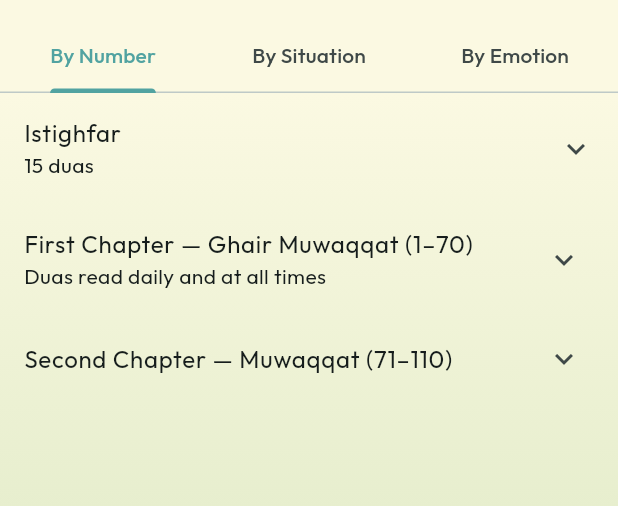
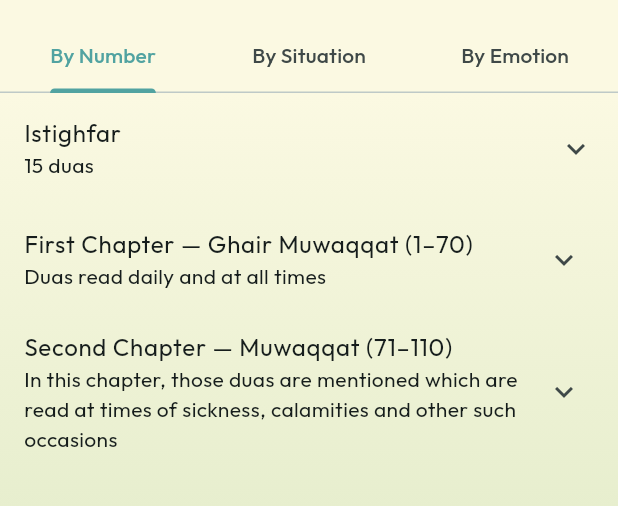
Before and after one commit to imtiazitp-stack/bayan-ud-dua, a Flutter app: the BrowseScreen screen opened directly, on a phone screen of 412 x 824 dp, the part 63-569 px from its top. Run offline on Flutter 3.47's test engine with Material 3 defaults, Android fonts, the phone set to English and light mode, and no system bars; our stand-ins replace google_fonts, just_audio, share_plus, shared_preferences; accounts and stored records are empty.

Commit message:
Update browse_screen.dart

```diff
--- a/lib/screens/browse_screen.dart
+++ b/lib/screens/browse_screen.dart
@@ -66,38 +66,19 @@ class BrowseScreen extends StatelessWidget {
 class _NumberList extends StatelessWidget {
   const _NumberList();
 
-  static const _sicknessCalamityLabel =
-      'Duas read at times of sickness, calamities and other such occasions';
-  static const _sicknessCalamitySituations = {
-    'Dua for pain and illness',
-    'Dua for a person who becomes frail due to severe illness or difficulty',
-    'When afflicted with great calamity',
-    'Dua for times of grief and worry',
-    'Dua for removal of worry and grief and fulfilment of debt',
-  };
-
   List<Dua> _range(List<Dua> duas, int from, int to) =>
       duas.where((d) => d.appId >= from && d.appId <= to).toList();
 
   /// Groups duas by their `situation` tag, in first-appearance order — this
   /// is how the old app split "First Chapter"/"Second Chapter" into named
   /// sub-sections (Entering Home, After Eating, Istikhara, ...) instead of
-  /// one flat list. A handful of related situations can be folded into one
-  /// broader bucket via [mergeInto]/[mergedLabel] (used for the "sickness,
-  /// calamities" grouping). Duas whose situation is unique to them use
-  /// their own title as the label instead of the (often long) situation
-  /// text, since a one-off dua reads better under its own name.
-  Map<String, List<Dua>> _groupBySituation(
-    List<Dua> duas, {
-    Set<String>? mergeInto,
-    String? mergedLabel,
-  }) {
+  /// one flat list. Duas whose situation is unique to them use their own
+  /// title as the label instead of the (often long) situation text, since
+  /// a one-off dua reads better under its own name.
+  Map<String, List<Dua>> _groupBySituation(List<Dua> duas) {
     final groups = <String, List<Dua>>{};
     for (final d in duas) {
-      final merged = mergeInto != null && mergeInto.contains(d.situation);
-      final key = merged
-          ? mergedLabel!
-          : (d.situation.isNotEmpty ? d.situation : (d.title.isNotEmpty ? d.title : 'Dua ${d.duaNo}'));
+      final key = d.situation.isNotEmpty ? d.situation : (d.title.isNotEmpty ? d.title : 'Dua ${d.duaNo}');
       groups.putIfAbsent(key, () => []).add(d);
     }
     final result = <String, List<Dua>>{};
@@ -123,11 +104,7 @@ class _NumberList extends StatelessWidget {
         final otherDuas = _range(duas, 40, 93);
         final muwaqqat = _range(duas, 94, 140);
         final otherGroups = _groupBySituation(otherDuas);
-        final muwaqqatGroups = _groupBySituation(
-          muwaqqat,
-          mergeInto: _sicknessCalamitySituations,
-          mergedLabel: _sicknessCalamityLabel,
-        );
+        final muwaqqatGroups = _groupBySituation(muwaqqat);
 
         return ListView(
           children: [
@@ -144,6 +121,9 @@ class _NumberList extends StatelessWidget {
             ),
             ExpansionTile(
               title: const Text('Second Chapter — Muwaqqat (71–110)'),
+              subtitle: const Text(
+                'In this chapter, those duas are mentioned which are read at times of sickness, calamities and other such occasions',
+              ),
               children: [
                 for (final entry in muwaqqatGroups.entries)
                   _NumberCategory(title: entry.key, duas: entry.value, indent: true),
```
